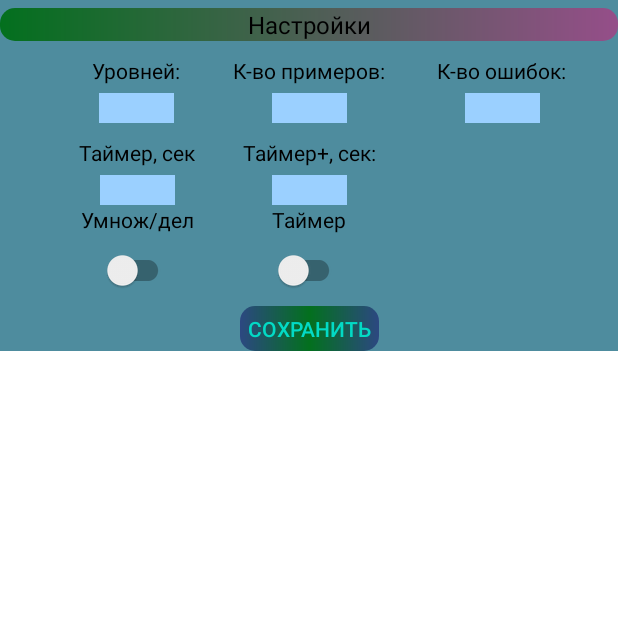
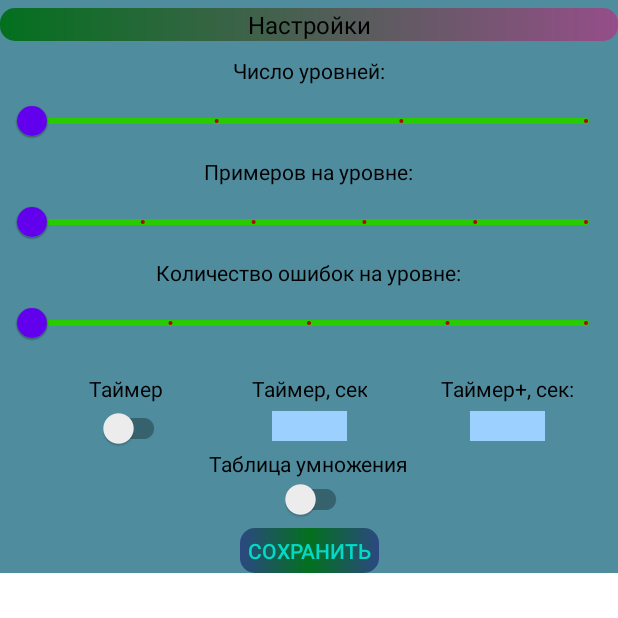
Before and after one commit to mikolaych/ChildScoreKot, an Android app: the fragment SettingFragment shown on its own in the app's theme, on a phone screen of 412 x 824 dp, the top half of it. Run offline under Robolectric (Android 15) with nearby library versions, the phone set to English and light mode, and no system bars.

Commit message:
Version Complete!!! 09.09.22

```diff
--- a/app/src/main/java/ru/mikolaych/childscorekot/features/RandomNumbers.kt
+++ b/app/src/main/java/ru/mikolaych/childscorekot/features/RandomNumbers.kt
@@ -9,7 +9,7 @@ interface RandomNumbers {
 
 
     fun getNumberLevel(level:Int): Int {
-        var number: Int = 1
+        var number: Int = 0
             when (level){
             1 -> number = (0..9).random()
             2 -> number = (10..19).random()
--- a/app/src/main/res/layout/fragment_setting.xml
+++ b/app/src/main/res/layout/fragment_setting.xml
@@ -7,10 +7,14 @@
     tools:context=".screens.SettingFragment"
     >
 
-  <androidx.constraintlayout.widget.ConstraintLayout
+    <androidx.appcompat.widget.LinearLayoutCompat
+        android:id="@+id/uppSection"
         android:layout_width="match_parent"
         android:layout_height="wrap_content"
+        android:orientation="vertical"
         android:background="@color/backgroundBottom">
+
+
 
         <androidx.appcompat.widget.AppCompatTextView
             android:id="@+id/header_title"
@@ -25,137 +29,106 @@
             app:layout_constraintTop_toTopOf="parent"/>
 
         <androidx.appcompat.widget.AppCompatTextView
-          android:id="@+id/timerTittle"
+            android:id="@+id/numberLevelTittleSlider"
             android:layout_width="wrap_content"
             android:layout_height="wrap_content"
-          android:text="@string/timerTittle"
-          android:textColor="@color/black"
-          android:textSize="@dimen/headers"
-          app:layout_constraintEnd_toEndOf="parent"
-          app:layout_constraintStart_toStartOf="parent"
-          app:layout_constraintTop_toBottomOf="@+id/timerLimitWindow" />
-
-      <androidx.appcompat.widget.SwitchCompat
-          android:id="@+id/timerSwitch"
-          android:layout_width="wrap_content"
-          android:layout_height="wrap_content"
-          app:layout_constraintEnd_toEndOf="@+id/timerTittle"
-          app:layout_constraintStart_toStartOf="@+id/timerTittle"
-          app:layout_constraintTop_toBottomOf="@id/timerTittle"
-          android:checked="false"/>
-
-
-      <androidx.appcompat.widget.AppCompatTextView
-          android:id="@+id/multiplyTittle"
-          android:layout_width="wrap_content"
-          android:layout_height="wrap_content"
-          android:text="@string/multiplyTittle"
-          android:textColor="@color/black"
-          android:textSize="@dimen/headers"
-          app:layout_constraintEnd_toEndOf="@+id/timerLimitWindow"
-          app:layout_constraintStart_toStartOf="@+id/timerLimitWindow"
-          app:layout_constraintTop_toBottomOf="@+id/timerLimitWindow" />
-
-      <androidx.appcompat.widget.SwitchCompat
-          android:id="@+id/multiplySwitch"
-          android:layout_width="wrap_content"
-          android:layout_height="wrap_content"
-          app:layout_constraintEnd_toEndOf="@+id/multiplyTittle"
-          app:layout_constraintStart_toStartOf="@+id/multiplyTittle"
-          app:layout_constraintTop_toBottomOf="@id/multiplyTittle"
-          android:checked="false"/>
-
-
-      <androidx.appcompat.widget.AppCompatTextView
-          android:id="@+id/numberExerciseTittle"
-          android:layout_width="wrap_content"
-          android:layout_height="wrap_content"
-          android:text="@string/numberExerciseTittle"
+            android:text="@string/numberLevelTittle"
             android:textColor="@color/black"
             android:layout_marginTop="10dp"
+            android:layout_gravity="center_horizontal"
             android:textSize="@dimen/headers"
             app:layout_constraintEnd_toEndOf="parent"
             app:layout_constraintStart_toStartOf="parent"
             app:layout_constraintTop_toBottomOf="@+id/header_title" />
 
-      <androidx.appcompat.widget.AppCompatEditText
-          android:id="@+id/numberExerciseWindow"
-          android:layout_width="50dp"
-          android:layout_height="20dp"
-          app:layout_constraintTop_toBottomOf="@+id/numberExerciseTittle"
-          app:layout_constraintStart_toStartOf="@+id/numberExerciseTittle"
-          app:layout_constraintEnd_toEndOf="@+id/numberExerciseTittle"
-          android:background="@color/bottom"
-          android:layout_marginTop="5dp"
-          android:inputType="number"
-          android:textSize="@dimen/startButton"
-          android:gravity="center"
-          android:textColor="@color/negativeWindow"/>
+        <com.google.android.material.slider.Slider
+            android:id="@+id/numberLevelSlider"
+            android:layout_width="match_parent"
+            android:layout_height="wrap_content"
+            android:stepSize="1"
+            android:valueFrom="1"
+            android:valueTo="4"
+
+            app:trackColorInactive="@color/positiveText"
+            android:layout_marginHorizontal="5dp"
+            app:layout_constraintTop_toBottomOf="@+id/numberLevelTittleSlider"
+            app:tickColorActive="@color/answerText"
+            app:tickColorInactive="@color/negativeWindow"
+            tools:layout_editor_absoluteX="10dp" />
 
         <androidx.appcompat.widget.AppCompatTextView
-          android:id="@+id/numberLevelTittle"
+            android:id="@+id/numberExerciseTittleSlider"
             android:layout_width="wrap_content"
             android:layout_height="wrap_content"
-          android:text="@string/numberLevelTittle"
-          android:layout_marginTop="10dp"
+            android:text="@string/numberExerciseTittle"
             android:textColor="@color/black"
+            android:layout_gravity="center_horizontal"
             android:textSize="@dimen/headers"
-          app:layout_constraintEnd_toStartOf="@+id/timerTittle"
+            app:layout_constraintEnd_toEndOf="parent"
             app:layout_constraintStart_toStartOf="parent"
             app:layout_constraintTop_toBottomOf="@+id/header_title" />
 
-      <androidx.appcompat.widget.AppCompatEditText
-          android:id="@+id/numberLevelWindow"
-          android:layout_width="50dp"
-          android:layout_height="20dp"
-          app:layout_constraintTop_toBottomOf="@+id/numberLevelTittle"
-          app:layout_constraintStart_toStartOf="@+id/numberLevelTittle"
-          app:layout_constraintEnd_toEndOf="@+id/numberLevelTittle"
-          android:background="@color/bottom"
-          android:layout_marginTop="5dp"
-          android:inputType="number"
-          android:textSize="@dimen/startButton"
-          android:gravity="center"
-          android:textColor="@color/negativeWindow"/>
+        <com.google.android.material.slider.Slider
+            android:id="@+id/numberExerciseSlider"
+            android:layout_width="match_parent"
+            android:layout_height="wrap_content"
+            android:stepSize="5"
+            android:valueFrom="5"
+            android:valueTo="30"
+
+            app:trackColorInactive="@color/positiveText"
+            android:layout_marginHorizontal="5dp"
+            app:layout_constraintTop_toBottomOf="@+id/numberLevelTittleSlider"
+            app:tickColorActive="@color/answerText"
+            app:tickColorInactive="@color/negativeWindow"
+            tools:layout_editor_absoluteX="10dp" />
 
         <androidx.appcompat.widget.AppCompatTextView
-          android:id="@+id/numberErrorTittle"
+            android:id="@+id/numberErrorTittleSlider"
             android:layout_width="wrap_content"
             android:layout_height="wrap_content"
-          android:layout_marginTop="10dp"
             android:text="@string/numberErrorTittle"
             android:textColor="@color/black"
+            android:layout_gravity="center_horizontal"
             android:textSize="@dimen/headers"
             app:layout_constraintEnd_toEndOf="parent"
-          app:layout_constraintStart_toEndOf="@+id/numberExerciseTittle"
+            app:layout_constraintStart_toStartOf="parent"
             app:layout_constraintTop_toBottomOf="@+id/header_title" />
 
-      <androidx.appcompat.widget.AppCompatEditText
-          android:id="@+id/numberErrorWindow"
-          android:layout_width="50dp"
-          android:layout_height="20dp"
-          app:layout_constraintTop_toBottomOf="@+id/numberErrorTittle"
-          app:layout_constraintStart_toStartOf="@+id/numberErrorTittle"
-          app:layout_constraintEnd_toEndOf="@+id/numberErrorTittle"
-          android:background="@color/bottom"
-          android:layout_marginTop="5dp"
-          android:inputType="number"
-          android:textSize="@dimen/startButton"
-          android:gravity="center"
-          android:textColor="@color/negativeWindow"/>
+        <com.google.android.material.slider.Slider
+            android:id="@+id/numberErrorSlider"
+            android:layout_width="match_parent"
+            android:layout_height="wrap_content"
+            android:stepSize="1"
+            android:valueFrom="1"
+            android:valueTo="5"
+            app:trackColorInactive="@color/positiveText"
+            android:layout_marginHorizontal="5dp"
+            app:layout_constraintTop_toBottomOf="@+id/numberLevelTittleSlider"
+            app:tickColorActive="@color/answerText"
+            app:tickColorInactive="@color/negativeWindow"
+            android:layout_marginBottom="10dp"
+            tools:layout_editor_absoluteX="10dp" />
 
+
+
+        <androidx.constraintlayout.widget.ConstraintLayout
+            android:id="@+id/container"
+            android:layout_width="match_parent"
+            android:layout_height="wrap_content"
+            android:background="@color/backgroundBottom">
 
             <androidx.appcompat.widget.AppCompatTextView
                 android:id="@+id/timerLimitTittle"
                 android:layout_width="wrap_content"
                 android:layout_height="wrap_content"
+                android:gravity="center_horizontal"
                 android:text="@string/timerLimitTittle"
                 android:textColor="@color/black"
-          android:layout_marginTop="10dp"
                 android:textSize="@dimen/headers"
-          app:layout_constraintEnd_toEndOf="@+id/numberLevelWindow"
-          app:layout_constraintStart_toStartOf="@+id/numberLevelWindow"
-          app:layout_constraintTop_toBottomOf="@+id/numberLevelWindow" />
+                app:layout_constraintEnd_toEndOf="parent"
+                app:layout_constraintStart_toStartOf="parent"
+                app:layout_constraintTop_toTopOf="parent" />
 
             <androidx.appcompat.widget.AppCompatEditText
                 android:id="@+id/timerLimitWindow"
@@ -176,12 +149,13 @@
                 android:layout_width="wrap_content"
                 android:layout_height="wrap_content"
                 android:text="@string/timerDeltaTittle"
-          android:layout_marginTop="10dp"
                 android:textColor="@color/black"
+                android:layout_marginStart="20dp"
                 android:textSize="@dimen/headers"
-          app:layout_constraintEnd_toEndOf="@+id/numberExerciseWindow"
-          app:layout_constraintStart_toStartOf="@+id/numberExerciseWindow"
-          app:layout_constraintTop_toBottomOf="@+id/numberExerciseWindow" />
+
+                app:layout_constraintTop_toTopOf="parent"
+                app:layout_constraintStart_toEndOf="@+id/timerLimitTittle"
+                app:layout_constraintEnd_toEndOf="parent"/>
 
             <androidx.appcompat.widget.AppCompatEditText
                 android:id="@+id/timerDeltaWindow"
@@ -197,19 +171,64 @@
                 android:gravity="center"
                 android:textColor="@color/negativeWindow"/>
 
+
+            <androidx.appcompat.widget.AppCompatTextView
+                android:id="@+id/timerTittle"
+                android:layout_width="wrap_content"
+                android:layout_height="wrap_content"
+                android:text="@string/timerTittle"
+                android:textColor="@color/black"
+                android:textSize="@dimen/headers"
+
+                app:layout_constraintEnd_toStartOf="@+id/timerLimitTittle"
+                app:layout_constraintStart_toStartOf="parent"
+                app:layout_constraintTop_toTopOf="parent" />
+
+
+            <androidx.appcompat.widget.SwitchCompat
+                android:id="@+id/timerSwitch"
+                android:layout_width="54dp"
+                android:layout_height="33dp"
+                android:checked="false"
+                app:layout_constraintEnd_toEndOf="@+id/timerTittle"
+                app:layout_constraintHorizontal_bias="0.0"
+                app:layout_constraintStart_toStartOf="@+id/timerTittle"
+                app:layout_constraintTop_toBottomOf="@id/timerTittle" />
+
+            <androidx.appcompat.widget.AppCompatTextView
+                android:id="@+id/multiplyTittle"
+                android:layout_width="wrap_content"
+                android:layout_height="wrap_content"
+                android:text="@string/multiplyTittle"
+                android:layout_marginTop="5dp"
+                android:textColor="@color/black"
+                android:textSize="@dimen/headers"
+                app:layout_constraintEnd_toEndOf="@+id/timerLimitTittle"
+                app:layout_constraintStart_toStartOf="@+id/timerLimitTittle"
+                app:layout_constraintTop_toBottomOf="@+id/timerLimitWindow" />
+
+            <androidx.appcompat.widget.SwitchCompat
+                android:id="@+id/multiplySwitch"
+                android:layout_width="57dp"
+                android:layout_height="28dp"
+                android:checked="false"
+                app:layout_constraintEnd_toEndOf="@+id/multiplyTittle"
+                app:layout_constraintStart_toStartOf="@+id/multiplyTittle"
+                app:layout_constraintTop_toBottomOf="@id/multiplyTittle" />
+
             <androidx.appcompat.widget.AppCompatButton
                 android:id="@+id/saveButton"
                 android:layout_width="wrap_content"
                 android:layout_height="30dp"
+                android:layout_gravity="center_horizontal"
                 android:background="@drawable/gradient"
                 android:padding="5dp"
+                android:layout_marginTop="5dp"
                 android:text="@string/saveButton"
-          app:layout_constraintEnd_toEndOf="@+id/timerSwitch"
-          app:layout_constraintStart_toStartOf="@+id/timerSwitch"
-          app:layout_constraintTop_toBottomOf="@+id/timerSwitch" />
-
-
-
+                app:layout_constraintBottom_toBottomOf="parent"
+                app:layout_constraintEnd_toEndOf="parent"
+                app:layout_constraintStart_toStartOf="parent"
+                app:layout_constraintTop_toBottomOf="@+id/multiplySwitch" />
 
 
 
@@ -217,4 +236,10 @@
 
         </androidx.constraintlayout.widget.ConstraintLayout>
 
+
+
+    </androidx.appcompat.widget.LinearLayoutCompat>
+
+
+
 </FrameLayout>
--- a/app/src/main/res/values/strings.xml
+++ b/app/src/main/res/values/strings.xml
@@ -1,5 +1,5 @@
 <resources>
-    <string name="app_name">ChildScore</string>
+    <string name="app_name">Учимся считать</string>
     <string name="exerciseWindow">0</string>
     <string name="answerWindowDefault">Введи ответ</string>
     <string name="counterPositiveDefault">0</string>
@@ -24,12 +24,13 @@
     <string name="settingsText">Настройки</string>
     <string name="timerTittle">Таймер</string>
     <string name="soundTittle">Звук</string>
-    <string name="multiplyTittle">Умнож/дел</string>
-    <string name="numberExerciseTittle">К-во примеров:</string>
-    <string name="numberErrorTittle">К-во ошибок:</string>
+    <string name="multiplyTittle">Таблица умножения</string>
+    <string name="numberExerciseTittle">Примеров на уровне:</string>
+    <string name="numberErrorTittle">Количество ошибок на уровне:</string>
     <string name="timerDeltaTittle">Таймер+, сек:</string>
     <string name="saveButton">Сохранить</string>
     <string name="newGame">Заново</string>
     <string name="timerLimitTittle">Таймер, сек</string>
-    <string name="numberLevelTittle">Уровней:</string>
+    <string name="numberLevelTittle">Число уровней:</string>
+    <string name="passTittle">Реши пример:</string>
 </resources>
```
Also changed, not shown: app/src/main/AndroidManifest.xml (+4 -3 lines), app/src/main/java/ru/mikolaych/childscorekot/MainActivity.kt (+10 -7 lines), app/src/main/java/ru/mikolaych/childscorekot/screens/PassInputFragment.kt (+10 -1 lines), app/src/main/java/ru/mikolaych/childscorekot/screens/SettingFragment.kt (+47 -33 lines), app/src/main/res/layout/fragment_pass_input.xml (+18 -4 lines), app/src/main/res/drawable/icon.png (added), 1 other file. Lines whose indentation alone changed are shown as unchanged.
